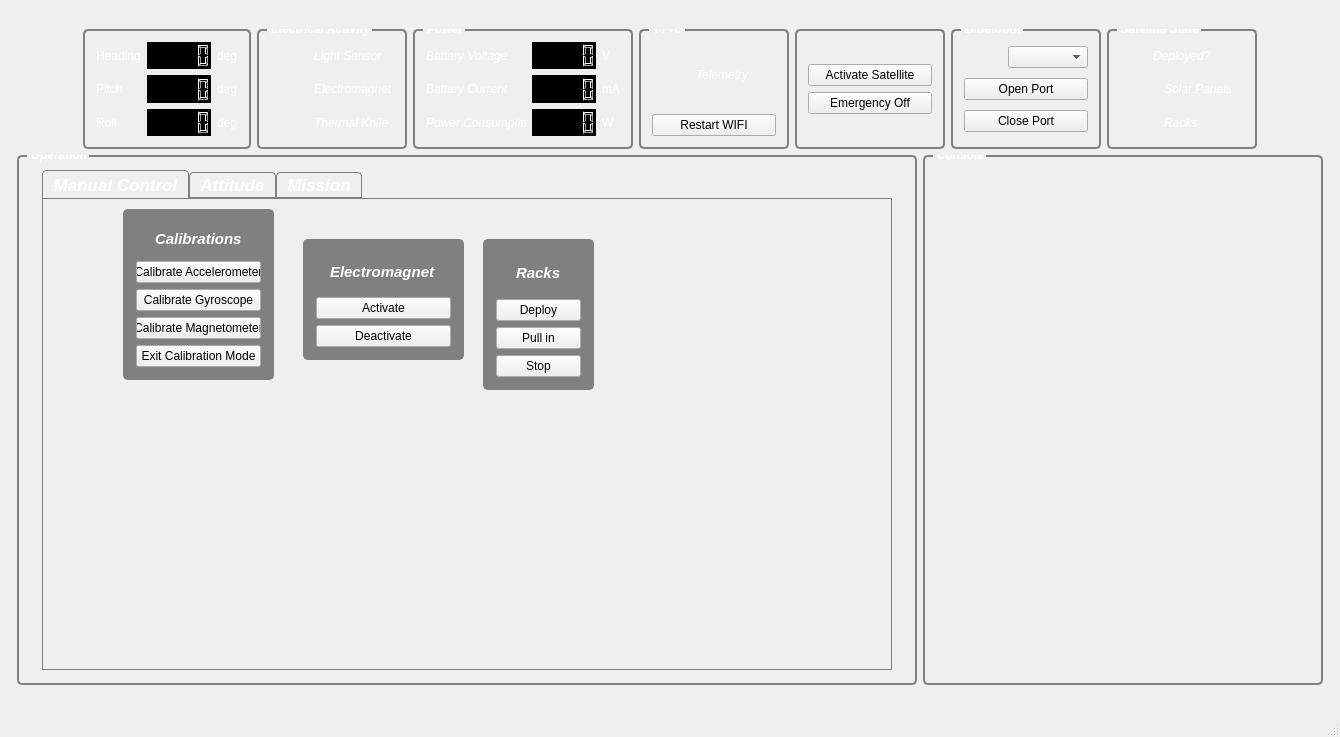
Before: the Qt Designer form groundstation.ui in lxbader/frogstation, drawn with Qt 5.
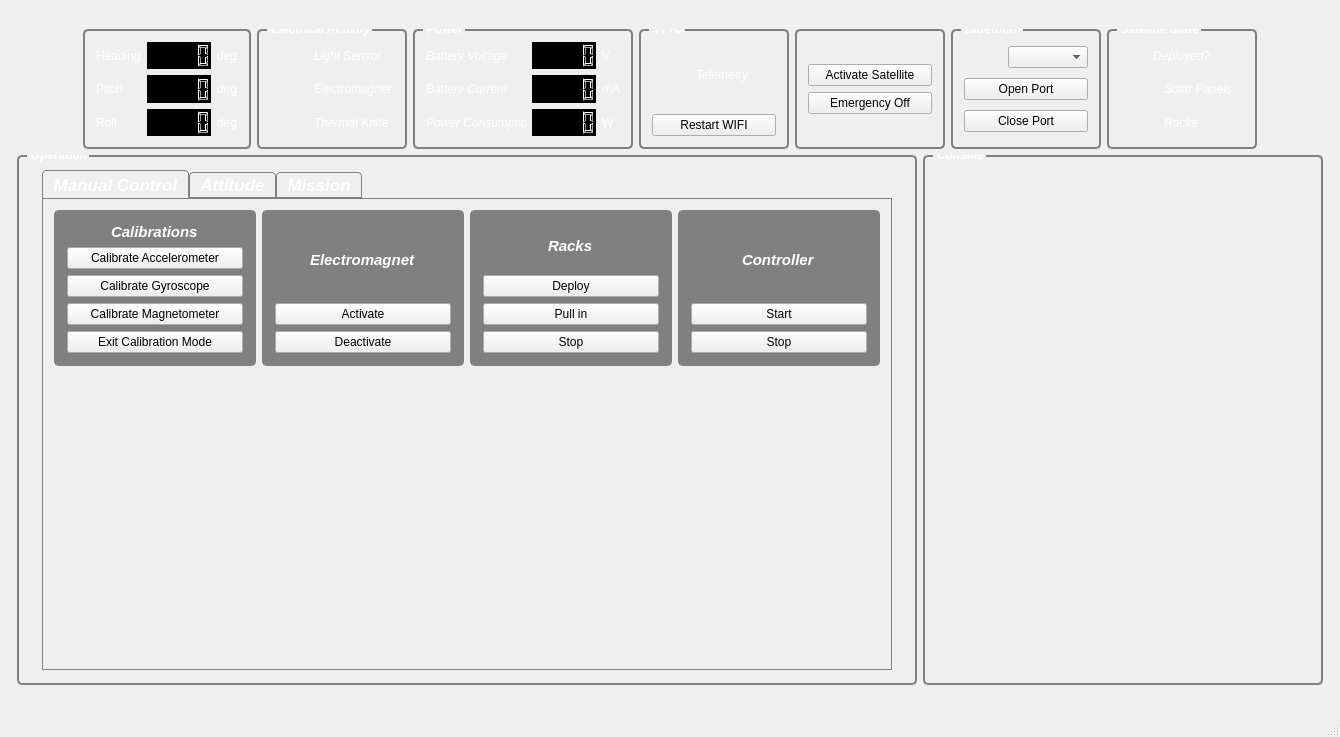
After: the same form once the commit is applied. The open tabs and pages were chosen to show the change. Icons and pictures are not drawn. Custom widgets are drawn as their Qt base class.

Patch:
```diff
--- a/groundstation.ui
+++ b/groundstation.ui
@@ -39,6 +39,7 @@
 QGroupBox#groupBox_mission{background-color: gray}
 QGroupBox#groupBox_sunfinder{background-color: gray}
 QGroupBox#groupBox_calibrate{background-color: gray}
+QGroupBox#groupBox_controller{background-color: gray}
 
 QTabWidget{background: transparent}
 QTabWidget::pane{border: 1px solid gray}
@@ -748,15 +749,11 @@
               <attribute name="title">
                <string>Manual Control</string>
               </attribute>
+              <layout class="QVBoxLayout" name="verticalLayout_17">
+               <item>
+                <layout class="QHBoxLayout" name="horizontalLayout_11">
+                 <item>
               <widget class="QGroupBox" name="groupBox_calibrate">
-               <property name="geometry">
-                <rect>
-                 <x>80</x>
-                 <y>10</y>
-                 <width>151</width>
-                 <height>171</height>
-                </rect>
-               </property>
                <property name="title">
                 <string/>
                </property>
@@ -806,15 +803,47 @@
                 </item>
                </layout>
               </widget>
+                 </item>
+                 <item>
+                  <widget class="QGroupBox" name="groupBox_electromagnet">
+                   <property name="title">
+                    <string/>
+                   </property>
+                   <layout class="QVBoxLayout" name="verticalLayout_18">
+                    <item alignment="Qt::AlignHCenter">
+                     <widget class="QLabel" name="label_15">
+                      <property name="font">
+                       <font>
+                        <pointsize>11</pointsize>
+                        <weight>75</weight>
+                        <italic>true</italic>
+                        <bold>true</bold>
+                       </font>
+                      </property>
+                      <property name="text">
+                       <string>Electromagnet</string>
+                      </property>
+                     </widget>
+                    </item>
+                    <item>
+                     <widget class="QPushButton" name="activateElectromagnetButton">
+                      <property name="text">
+                       <string>Activate</string>
+                      </property>
+                     </widget>
+                    </item>
+                    <item>
+                     <widget class="QPushButton" name="deactivateElectromagnetButton">
+                      <property name="text">
+                       <string>Deactivate</string>
+                      </property>
+                     </widget>
+                    </item>
+                   </layout>
+                  </widget>
+                 </item>
+                 <item>
               <widget class="QGroupBox" name="groupBox_magnetRack">
-               <property name="geometry">
-                <rect>
-                 <x>440</x>
-                 <y>40</y>
-                 <width>111</width>
-                 <height>151</height>
-                </rect>
-               </property>
                <property name="title">
                 <string/>
                </property>
@@ -857,21 +886,15 @@
                 </item>
                </layout>
               </widget>
-              <widget class="QGroupBox" name="groupBox_electromagnet">
-               <property name="geometry">
-                <rect>
-                 <x>260</x>
-                 <y>40</y>
-                 <width>161</width>
-                 <height>121</height>
-                </rect>
-               </property>
+                 </item>
+                 <item>
+                  <widget class="QGroupBox" name="groupBox_controller">
                <property name="title">
                 <string/>
                </property>
-               <layout class="QVBoxLayout" name="verticalLayout_18">
+                   <layout class="QVBoxLayout" name="verticalLayout_15">
                 <item alignment="Qt::AlignHCenter">
-                 <widget class="QLabel" name="label_15">
+                     <widget class="QLabel" name="label_12">
                   <property name="font">
                    <font>
                     <pointsize>11</pointsize>
@@ -881,26 +904,43 @@
                    </font>
                   </property>
                   <property name="text">
-                   <string>Electromagnet</string>
+                       <string>Controller</string>
                   </property>
                  </widget>
                 </item>
                 <item>
-                 <widget class="QPushButton" name="activateElectromagnetButton">
+                     <widget class="QPushButton" name="controllerStartButton">
                   <property name="text">
-                   <string>Activate</string>
+                       <string>Start</string>
                   </property>
                  </widget>
                 </item>
                 <item>
-                 <widget class="QPushButton" name="deactivateElectromagnetButton">
+                     <widget class="QPushButton" name="controllerStopButton">
                   <property name="text">
-                   <string>Deactivate</string>
+                       <string>Stop</string>
                   </property>
                  </widget>
                 </item>
                </layout>
               </widget>
+                 </item>
+                </layout>
+               </item>
+               <item>
+                <spacer name="verticalSpacer_2">
+                 <property name="orientation">
+                  <enum>Qt::Vertical</enum>
+                 </property>
+                 <property name="sizeHint" stdset="0">
+                  <size>
+                   <width>20</width>
+                   <height>40</height>
+                  </size>
+                 </property>
+                </spacer>
+               </item>
+              </layout>
               <zorder>groupBox_magnetRack</zorder>
               <zorder>groupBox_electromagnet</zorder>
               <zorder>groupBox_calibrate</zorder>
```
Left out of the diff: 4 changed lines with no effect on the pictures. Lines whose indentation alone changed are shown as unchanged.
